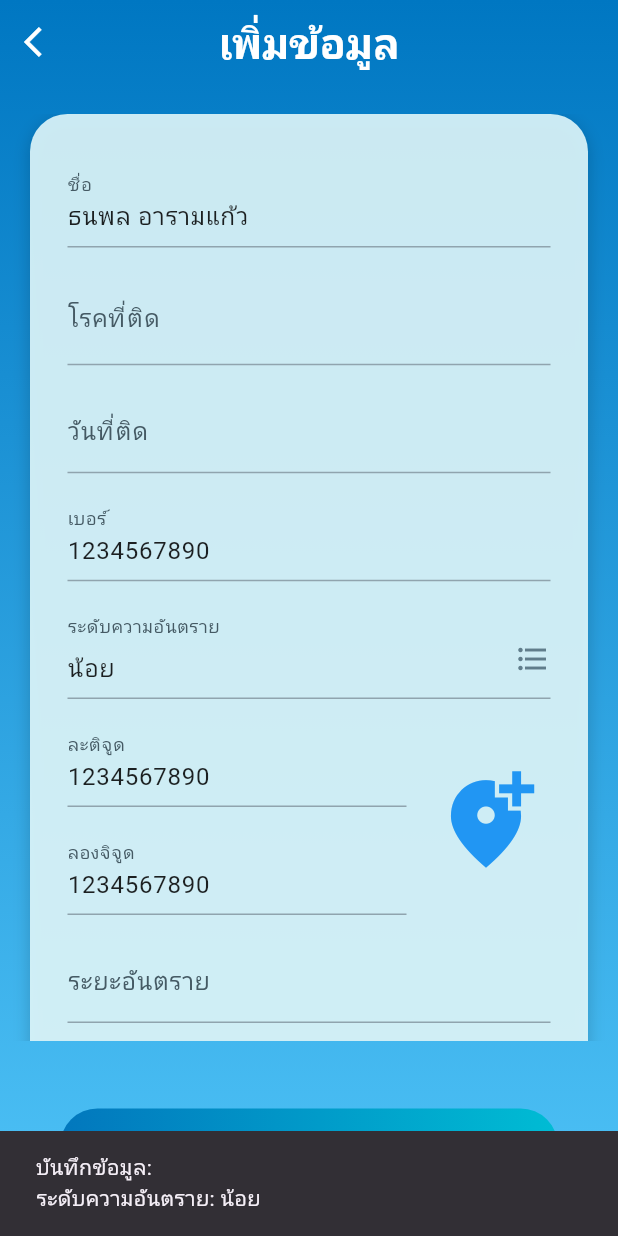
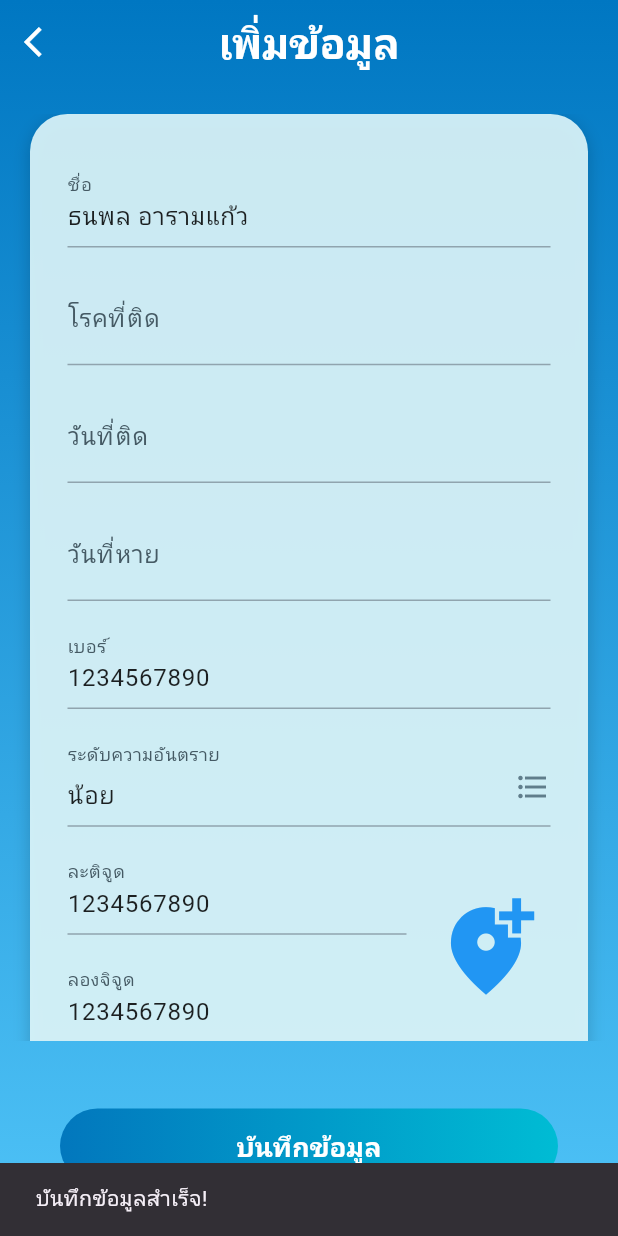
Before and after one commit to nongbank15789/Application_for_marking_points_to_define_the_transmission_zone_of_an_epidemic, a Flutter app: the AddDataScreen screen opened directly, after a tap on "บันทึกข้อมูล", on a phone screen of 412 x 824 dp. Run offline on Flutter 3.47's test engine with Material 3 defaults, Android fonts, the phone set to English and light mode, and no system bars; our stand-ins replace cloud_firestore, geolocator, google_maps_flutter, image_picker, shared_preferences; accounts and stored records are empty.

Commit message:
date_disease

```diff
--- a/lib/screens/add_data_screen.dart
+++ b/lib/screens/add_data_screen.dart
@@ -1,5 +1,7 @@
 import 'package:flutter/material.dart';
+import 'package:intl/intl.dart'; // เพิ่ม import นี้เพื่อใช้คลาส DateFormat
 import 'map_screen.dart';
+import 'package:cloud_firestore/cloud_firestore.dart';
 
 class AddDataScreen extends StatefulWidget {
   const AddDataScreen({super.key});
@@ -9,41 +11,54 @@ class AddDataScreen extends StatefulWidget {
 }
 
 class _AddDataScreenState extends State<AddDataScreen> {
-  // Controllers สำหรับ TextField แต่ละช่อง (ถ้าต้องการดึงค่ามาใช้)
-  // TextEditingController _nameController = TextEditingController(text: 'ธนพล อารามแก้ว');
-  // TextEditingController _diseaseController = TextEditingController();
-  // TextEditingController _startDateController = TextEditingController();
-  // TextEditingController _phoneNumberController = TextEditingController(text: '1234567890');
-  // TextEditingController _latitudeController = TextEditingController(text: '1234567890');
-  // TextEditingController _longitudeController = TextEditingController(text: '1234567890');
-  // TextEditingController _dangerRangeController = TextEditingController();
-  // TextEditingController _descriptionController = TextEditingController();
+  // Controllers สำหรับ TextField แต่ละช่อง
+  final TextEditingController _nameController = TextEditingController(text: 'ธนพล อารามแก้ว');
+  final TextEditingController _diseaseController = TextEditingController();
+  final TextEditingController _startDateController = TextEditingController();
+  final TextEditingController _healingDateController = TextEditingController(); // เพิ่ม Controller สำหรับวันที่หาย
+  final TextEditingController _phoneNumberController = TextEditingController(text: '1234567890');
+  final TextEditingController _latitudeController = TextEditingController(text: '1234567890');
+  final TextEditingController _longitudeController = TextEditingController(text: '1234567890');
+  final TextEditingController _dangerRangeController = TextEditingController();
+  final TextEditingController _descriptionController = TextEditingController();
 
   // State variable สำหรับค่าที่ถูกเลือกในช่อง "ระดับความอันตราย"
-  String? _selectedDangerLevel; // ใช้ null ได้ถ้าไม่มีค่าเริ่มต้น
-
-  // รายการตัวเลือกสำหรับ "ระดับความอันตราย"
+  String? _selectedDangerLevel;
   final List<String> _dangerLevelOptions = ['น้อย', 'ปานกลาง', 'มาก'];
 
   @override
   void initState() {
     super.initState();
-    // กำหนดค่าเริ่มต้นสำหรับ "ระดับความอันตราย"
-    _selectedDangerLevel = _dangerLevelOptions[0]; // เริ่มต้นเป็น 'น้อย'
+    _selectedDangerLevel = _dangerLevelOptions[0];
   }
 
   @override
   void dispose() {
     // Dispose controllers เมื่อ Widget ถูกทำลายเพื่อป้องกัน Memory Leak
-    // _nameController.dispose();
-    // _diseaseController.dispose();
-    // _startDateController.dispose();
-    // _phoneNumberController.dispose();
-    // _latitudeController.dispose();
-    // _longitudeController.dispose();
-    // _dangerRangeController.dispose();
-    // _descriptionController.dispose();
+    _nameController.dispose();
+    _diseaseController.dispose();
+    _startDateController.dispose();
+    _healingDateController.dispose();
+    _phoneNumberController.dispose();
+    _latitudeController.dispose();
+    _longitudeController.dispose();
+    _dangerRangeController.dispose();
+    _descriptionController.dispose();
     super.dispose();
+  }
+
+  // ฟังก์ชันสำหรับเลือกวันที่จากปฏิทิน
+  Future<void> _selectDate(BuildContext context, TextEditingController controller) async {
+    final DateTime? picked = await showDatePicker(
+      context: context,
+      initialDate: DateTime.now(),
+      firstDate: DateTime(2000),
+      lastDate: DateTime(2101),
+    );
+    if (picked != null) {
+      // ใช้ DateFormat เพื่อแปลง DateTime เป็น String ในรูปแบบที่ต้องการ
+      controller.text = DateFormat('dd/MM/yyyy').format(picked);
+    }
   }
 
   @override
@@ -57,18 +72,17 @@ class _AddDataScreenState extends State<AddDataScreen> {
             colors: [
               Color(0xFF0077C2),
               Color(0xFF4FC3F7),
-            ], // สีฟ้าเข้มไปฟ้าอ่อน
+            ],
             begin: Alignment.topCenter,
             end: Alignment.bottomCenter,
           ),
         ),
         child: SafeArea(
-          // ใช้SafeArea เพื่อเนื้อหาไม่ทับ Status Bar
           child: Column(
             children: [
               AppBar(
-                backgroundColor: Colors.transparent, // ทำให้AppBar โปร่งใส
-                elevation: 0, // ไม่มีเงา
+                backgroundColor: Colors.transparent,
+                elevation: 0,
                 leading: IconButton(
                   icon: const Icon(
                     Icons.arrow_back_ios,
@@ -77,12 +91,12 @@ class _AddDataScreenState extends State<AddDataScreen> {
                   ),
                   onPressed: () {
                     Navigator.pushReplacement(
-                        context,
-                        MaterialPageRoute(builder: (_) => const MapScreen()),
-                      );
+                      context,
+                      MaterialPageRoute(builder: (_) => const MapScreen()),
+                    );
                   },
                 ),
-                centerTitle: true, // จัดTitle ให้อยู่ตรงกลาง
+                centerTitle: true,
                 title: const Text(
                   'เพิ่มข้อมูล',
                   style: TextStyle(
@@ -93,19 +107,16 @@ class _AddDataScreenState extends State<AddDataScreen> {
                 ),
               ),
               const SizedBox(height: 20),
-
               Expanded(
                 child: SingleChildScrollView(
                   padding: const EdgeInsets.symmetric(
                     horizontal: 20,
-                  ), // Padding ซ้ายขวา
+                  ),
                   child: Container(
-                    padding: const EdgeInsets.all(25), // Padding ภายในCard
+                    padding: const EdgeInsets.all(25),
                     decoration: BoxDecoration(
-                      color: const Color(
-                        0xFFE0F7FA,
-                      ).withOpacity(0.9), // สีพื้นหลังของCard
-                      borderRadius: BorderRadius.circular(25), // ขอบมน
+                      color: const Color(0xFFE0F7FA).withOpacity(0.9),
+                      borderRadius: BorderRadius.circular(25),
                       boxShadow: [
                         BoxShadow(
                           color: Colors.black.withOpacity(0.15),
@@ -116,43 +127,49 @@ class _AddDataScreenState extends State<AddDataScreen> {
                       ],
                     ),
                     child: Column(
-                      mainAxisSize: MainAxisSize.min, // ใช้พื้นที่เท่าที่จำเป็น
+                      mainAxisSize: MainAxisSize.min,
                       children: [
                         _buildInputField(
                           label: 'ชื่อ',
-                          initialValue: 'ธนพล อารามแก้ว',
+                          controller: _nameController,
                         ),
                         _buildInputField(
                           label: 'โรคที่ติด',
+                          controller: _diseaseController,
                           suffixIcon: Icons.format_list_bulleted,
                         ),
-                        _buildInputField(label: 'วันที่ติด'),
+                        _buildInputField(
+                          label: 'วันที่ติด',
+                          controller: _startDateController,
+                          readOnly: true, // ทำให้กดไม่ได้แต่เลือกจากปฏิทินได้
+                          suffixIcon: Icons.calendar_month,
+                          onTap: () => _selectDate(context, _startDateController),
+                        ),
+                        _buildInputField(
+                          label: 'วันที่หาย', // เพิ่มช่องวันที่หาย
+                          controller: _healingDateController,
+                          readOnly: true,
+                          suffixIcon: Icons.calendar_month,
+                          onTap: () => _selectDate(context, _healingDateController),
+                        ),
                         _buildInputField(
                           label: 'เบอร์',
-                          initialValue: '1234567890',
+                          controller: _phoneNumberController,
                         ),
-
-                        // ช่อง "ระดับความอันตราย" ที่กดเลือกได้
                         _buildInputField(
                           label: 'ระดับความอันตราย',
-                          initialValue:
-                              _selectedDangerLevel, // แสดงค่าที่ถูกเลือก
+                          controller: TextEditingController(text: _selectedDangerLevel),
+                          readOnly: true,
                           suffixIcon: Icons.format_list_bulleted,
-                          readOnly: true, // ทำให้เป็นแบบอ่านอย่างเดียว
-                          options: _dangerLevelOptions, // ส่งตัวเลือกไป
+                          options: _dangerLevelOptions,
                           onOptionSelected: (newValue) {
-                            // callback เมื่อเลือก
                             setState(() {
                               _selectedDangerLevel = newValue;
                             });
                           },
                         ),
-
-                        // ละติจูด ลองจิจูด และไอคอนตำแหน่ง
                         Row(
-                          crossAxisAlignment:
-                              CrossAxisAlignment
-                                  .center, // จัดเรียงตรงกลางแนวตั้ง
+                          crossAxisAlignment: CrossAxisAlignment.center,
                           children: [
                             Expanded(
                               flex: 2,
@@ -160,26 +177,25 @@ class _AddDataScreenState extends State<AddDataScreen> {
                                 children: [
                                   _buildInputField(
                                     label: 'ละติจูด',
-                                    initialValue: '1234567890',
+                                    controller: _latitudeController,
                                   ),
                                   _buildInputField(
                                     label: 'ลองจิจูด',
-                                    initialValue: '1234567890',
+                                    controller: _longitudeController,
                                   ),
                                 ],
                               ),
                             ),
                             const SizedBox(width: 10),
                             SizedBox(
-                              height: 130, // ปรับค่าความสูงนี้ตามความเหมาะสม
+                              height: 130,
                               child: Center(
-                                // จัดไอคอนให้อยู่ตรงกลางแนวตั้งของ SizedBox
                                 child: IconButton(
                                   icon: const Icon(
                                     Icons.add_location_alt,
                                     color: Colors.blue,
                                     size: 70,
-                                  ), // เพิ่มขนาดไอคอน
+                                  ),
                                   onPressed: () {
                                     // TODO: Implement get location action
                                   },
@@ -188,16 +204,15 @@ class _AddDataScreenState extends State<AddDataScreen> {
                             ),
                           ],
                         ),
-
                         _buildInputField(
                           label: 'ระยะอันตราย',
+                          controller: _dangerRangeController,
                           suffixText: 'm.',
-                        ), // <--- แก้ไขตรงนี้
-
+                        ),
                         const SizedBox(height: 15),
-
                         TextField(
-                          maxLines: 5, // กำหนดให้มีหลายบรรทัด
+                          controller: _descriptionController,
+                          maxLines: 5,
                           decoration: InputDecoration(
                             labelText: 'คำอธิบาย',
                             labelStyle: TextStyle(
@@ -207,13 +222,11 @@ class _AddDataScreenState extends State<AddDataScreen> {
                               borderSide: BorderSide(color: Colors.blueGrey),
                             ),
                             enabledBorder: OutlineInputBorder(
-                              // สีเส้นขอบเมื่อไม่ได้โฟกัส
                               borderSide: BorderSide(
                                 color: Colors.blueGrey.shade300,
                               ),
                             ),
                             focusedBorder: const OutlineInputBorder(
-                              // สีเส้นขอบเมื่อโฟกัส
                               borderSide: BorderSide(
                                 color: Colors.blue,
                                 width: 2,
@@ -227,16 +240,55 @@ class _AddDataScreenState extends State<AddDataScreen> {
                 ),
               ),
               const SizedBox(height: 30),
+              ElevatedButton(
+                onPressed: () async {
+                  String name = _nameController.text;
+                  String disease = _diseaseController.text;
+                  String startDate = _startDateController.text;
+                  String healingDate = _healingDateController.text; // ดึงค่าวันที่หาย
+                  String phoneNumber = _phoneNumberController.text;
+                  String dangerLevel = _selectedDangerLevel ?? 'ไม่ได้เลือก';
+                  double latitude = double.tryParse(_latitudeController.text) ?? 0.0;
+                  double longitude = double.tryParse(_longitudeController.text) ?? 0.0;
+                  double dangerRange = double.tryParse(_dangerRangeController.text) ?? 0.0;
+                  String description = _descriptionController.text;
 
-              ElevatedButton(
-                onPressed: () {
-                  // TODO: Implement save data action
-                  String message =
-                      'บันทึกข้อมูล:\n'
-                      'ระดับความอันตราย: ${_selectedDangerLevel ?? "ไม่ได้เลือก"}';
-                  ScaffoldMessenger.of(
-                    context,
-                  ).showSnackBar(SnackBar(content: Text(message)));
+                  Map<String, dynamic> dataToSave = {
+                    'name': name,
+                    'disease': disease,
+                    'startDate': startDate,
+                    'healingDate': healingDate, // เพิ่มวันที่หายใน Map
+                    'phoneNumber': phoneNumber,
+                    'dangerLevel': dangerLevel,
+                    'latitude': latitude,
+                    'longitude': longitude,
+                    'dangerRange': dangerRange,
+                    'description': description,
+                    'timestamp': FieldValue.serverTimestamp(),
+                  };
+
+                  try {
+                    CollectionReference infectedPlaces = FirebaseFirestore.instance.collection('infected_places');
+                    await infectedPlaces.add(dataToSave);
+
+                    ScaffoldMessenger.of(context).showSnackBar(
+                      const SnackBar(content: Text('บันทึกข้อมูลสำเร็จ!')),
+                    );
+
+                    _diseaseController.clear();
+                    _startDateController.clear();
+                    _healingDateController.clear();
+                    _dangerRangeController.clear();
+                    _descriptionController.clear();
+
+                    setState(() {
+                      _selectedDangerLevel = _dangerLevelOptions[0];
+                    });
+                  } catch (e) {
+                    ScaffoldMessenger.of(context).showSnackBar(
+                      SnackBar(content: Text('เกิดข้อผิดพลาดในการบันทึก: $e')),
+                    );
+                  }
                 },
                 style: ElevatedButton.styleFrom(
                   minimumSize: Size(size.width * 0.6, 50),
@@ -285,66 +337,33 @@ class _AddDataScreenState extends State<AddDataScreen> {
   // Helper widget สำหรับสร้าง TextField พร้อม Label และเส้นแบ่ง
   Widget _buildInputField({
     required String label,
-    String? initialValue,
+    required TextEditingController controller,
     IconData? suffixIcon,
-    String? suffixText, // ตอนนี้ใช้สำหรับ 'm.'
+    String? suffixText,
     List<String>? options,
+    VoidCallback? onTap, // เพิ่ม onTap
     ValueChanged<String>? onOptionSelected,
     bool readOnly = false,
   }) {
-    // สร้าง TextEditingController เพื่อควบคุมค่าของ TextField
-    final TextEditingController _textFieldController = TextEditingController(
-      text: initialValue,
-    );
-
     return Padding(
       padding: const EdgeInsets.symmetric(vertical: 8.0),
       child: Column(
         crossAxisAlignment: CrossAxisAlignment.start,
         children: [
           TextField(
-            controller: _textFieldController,
-            readOnly: readOnly,
-            onTap:
-                options != null
-                    ? () async {
-                      final String? selectedOption = await showDialog<String>(
-                        context: context,
-                        builder: (BuildContext dialogContext) {
-                          return SimpleDialog(
-                            title: Text('เลือก $label'),
-                            children:
-                                options.map((String option) {
-                                  return SimpleDialogOption(
-                                    onPressed: () {
-                                      Navigator.pop(dialogContext, option);
-                                    },
-                                    child: Text(option),
-                                  );
-                                }).toList(),
-                          );
-                        },
-                      );
-                      if (selectedOption != null) {
-                        _textFieldController.text = selectedOption;
-                        onOptionSelected?.call(selectedOption);
-                      }
-                    }
-                    : null,
+            controller: controller,
+            readOnly: readOnly || options != null, // ถ้าเป็นช่องสำหรับเลือก, ควรอ่านได้อย่างเดียว
+            onTap: onTap, // ผูก onTap กับ TextField
             decoration: InputDecoration(
               labelText: label,
               labelStyle: TextStyle(color: Colors.blueGrey.shade700),
-
-              // ******** แก้ไขตรงนี้ ********
-              // ใช้ suffix แทน suffixIcon และ suffixText เพื่อให้ Widget อยู่ในบรรทัดเดียวกัน
               suffix: Row(
-                mainAxisSize:
-                    MainAxisSize.min, // สำคัญ: ให้ Row กินพื้นที่เท่าที่จำเป็น
+                mainAxisSize: MainAxisSize.min,
                 children: [
                   if (suffixIcon != null)
-                    Icon(suffixIcon, color: Colors.blueGrey), // แสดง Icon ถ้ามี
+                    Icon(suffixIcon, color: Colors.blueGrey),
                   if (suffixIcon != null && suffixText != null)
-                    const SizedBox(width: 4), // ระยะห่างระหว่าง Icon กับ Text
+                    const SizedBox(width: 4),
                   if (suffixText != null)
                     Text(
                       suffixText,
@@ -352,11 +371,9 @@ class _AddDataScreenState extends State<AddDataScreen> {
                         color: Colors.black87,
                         fontSize: 16,
                       ),
-                    ), // แสดง Text ถ้ามี
+                    ),
                 ],
               ),
-
-              // ***************************
               border: const UnderlineInputBorder(
                 borderSide: BorderSide(color: Colors.blueGrey),
               ),
--- a/pubspec.yaml
+++ b/pubspec.yaml
@@ -37,6 +37,9 @@ dependencies:
   http: ^1.1.0
   image_picker: ^1.2.0
   shared_preferences: ^2.1.1
+  intl: ^0.18.1
+  cloud_firestore: ^4.13.2
+  firebase_core: ^2.24.2
 
   # The following adds the Cupertino Icons font to your application.
   # Use with the CupertinoIcons class for iOS style icons.
```
Also changed, not shown: pubspec.lock, 3 other files.
